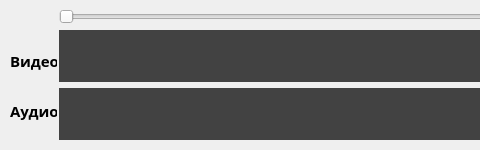
First picture: the form in video-editor/editorwidget.ui, repository moevm/gui-1h2017-17, before the edit; both pictures show x 0 to 480 and y 0 to 150 of the 940 by 150 pixel window.
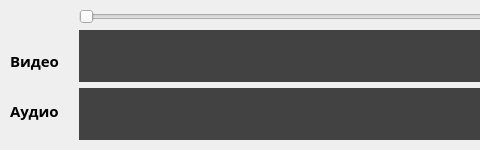
Second picture: the form after the edit.

Commit message: Корректировки под Linux

What changed in the file:
```diff
--- a/video-editor/editorwidget.ui
+++ b/video-editor/editorwidget.ui
@@ -16,15 +16,21 @@
     <height>150</height>
    </size>
   </property>
+  <property name="maximumSize">
+   <size>
+    <width>16777215</width>
+    <height>150</height>
+   </size>
+  </property>
   <property name="windowTitle">
    <string>Form</string>
   </property>
   <widget class="QWidget" name="verticalLayoutWidget">
    <property name="geometry">
     <rect>
-     <x>59</x>
+     <x>79</x>
      <y>9</y>
-     <width>871</width>
+     <width>851</width>
      <height>131</height>
     </rect>
    </property>
@@ -890,7 +896,7 @@
     <rect>
      <x>10</x>
      <y>50</y>
-     <width>47</width>
+     <width>61</width>
      <height>21</height>
     </rect>
    </property>
@@ -911,7 +917,7 @@
     <rect>
      <x>10</x>
      <y>100</y>
-     <width>47</width>
+     <width>61</width>
      <height>21</height>
     </rect>
    </property>
```
The commit also changes 2 other files.
